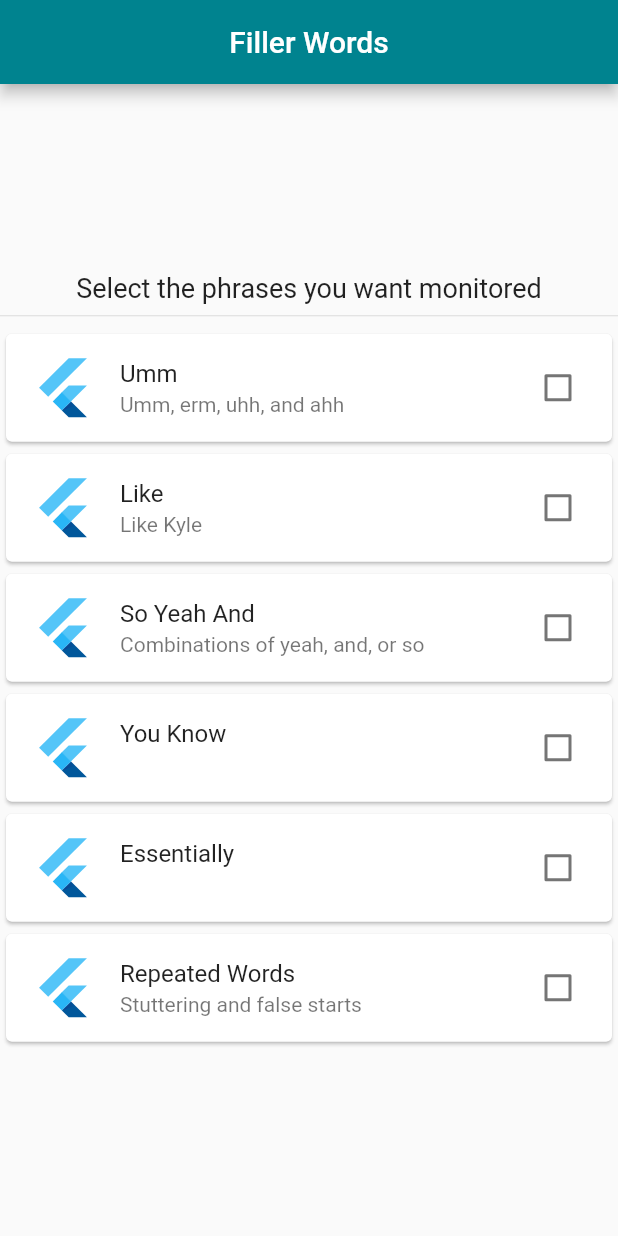
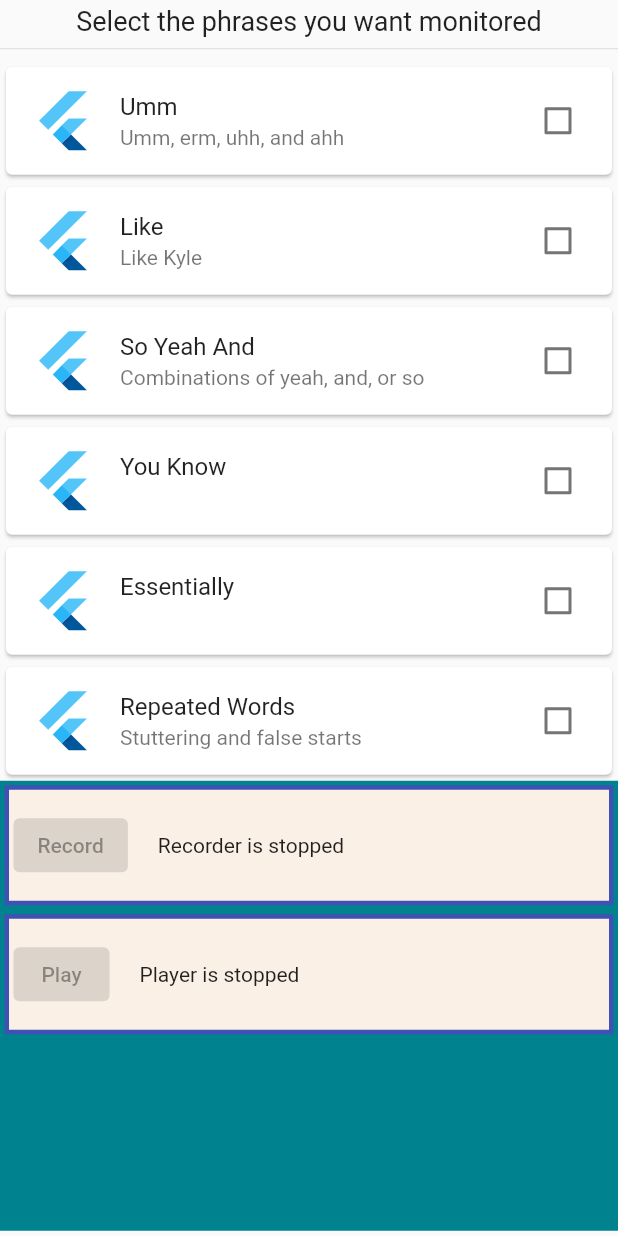
Before and after one commit to Kylekmears/Filler_Words, a Flutter app: the screen it shows after launch, on a phone screen of 412 x 824 dp. Run offline on Flutter 3.47's test engine with Material 2 defaults, Android fonts, the phone set to English and light mode, and no system bars; our stand-ins replace permission_handler; missing offline and left inert: flutter_sound.

Commit message:
Recording and playback is working properly. Not sure where records are being stored or in what format. Do they get deleted? Need to figure out how to get streaming working, and figure out the format for the stream.

```diff
--- a/lib/main.dart
+++ b/lib/main.dart
@@ -102,12 +102,12 @@ class _MyHomePageState extends State<MyHomePage> {
     // fast, so that you can just rebuild anything that needs updating rather
     // than having to individually change instances of widgets.
     return Scaffold(
-      appBar: AppBar(
+      /*appBar: AppBar(
         // Here we take the value from the MyHomePage object that was created by
         // the App.build method, and use it to set our appbar title.
         title: Text(widget.title),
         centerTitle: true,
-      ),
+      ),*/
       body: Center(
         // Center is a layout widget. It takes a single child and positions it
         // in the middle of the parent.
@@ -234,6 +234,10 @@ class _MyHomePageState extends State<MyHomePage> {
                   });
                 },
               ),
+            ),
+            Container(
+              height: 300,
+              child: RecordToStreamExample(),
             ),
           ],
         ),
@@ -438,10 +442,7 @@ class _RecordToStreamExampleState extends State<RecordToStreamExample> {
     }
 
     return Scaffold(
-      backgroundColor: Colors.blue,
-      appBar: AppBar(
-        title: const Text('Record to Stream ex.'),
-      ),
+      backgroundColor: Color.fromRGBO(0, 131, 143, 1.0),
       body: makeBody(),
     );
   }
```
